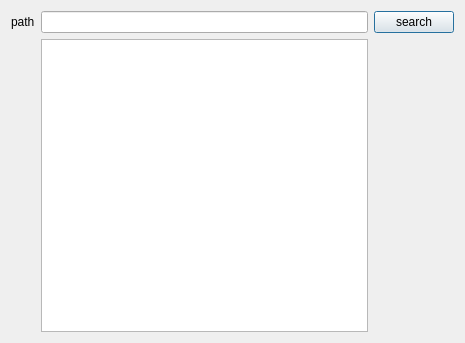
This is dialog.ui in KalinaVitaly/QtLabelImg as Qt 5 draws it before an edit. The edited form follows.
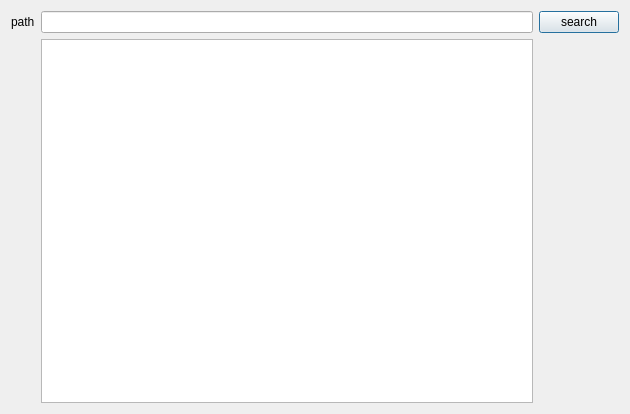
This is the edited form.

The edit to the form file:
```diff
--- a/dialog.ui
+++ b/dialog.ui
@@ -6,8 +6,8 @@
    <rect>
     <x>0</x>
     <y>0</y>
-    <width>465</width>
-    <height>343</height>
+    <width>630</width>
+    <height>414</height>
    </rect>
   </property>
   <property name="windowTitle">
```
